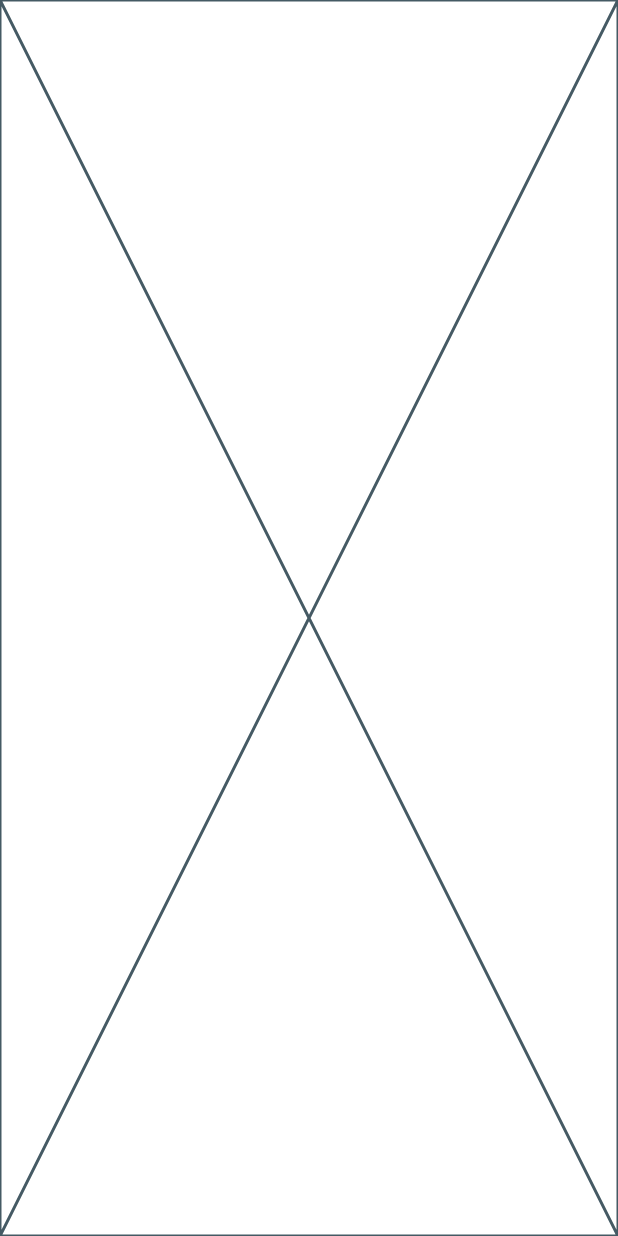
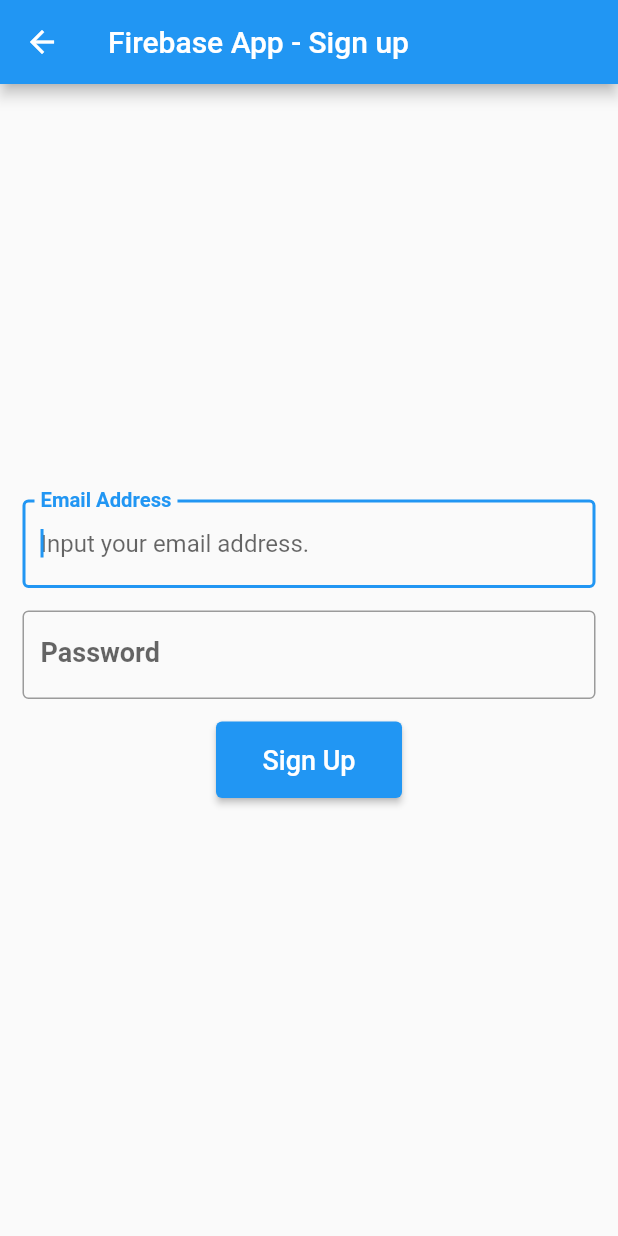
Before and after one commit to StudioZERONE/study_flutter_13_totally03_lec_firebase, a Flutter app: the LoginPage screen opened by its route, after a tap on "Sign Up", on a phone screen of 412 x 824 dp. Run offline on Flutter 3.47's test engine with Material 2 defaults, Android fonts, the phone set to English and light mode, and no system bars; our stand-ins replace firebase_auth, firebase_core; accounts and stored records are empty; generated files the repository leaves out were written again.

```diff
--- a/lib/login.dart
+++ b/lib/login.dart
@@ -16,7 +16,7 @@
   @override
   Widget build(BuildContext context) {
     return Scaffold(
-      appBar: AppBar(title: const Text('Firebase App')),
+      appBar: AppBar(title: const Text('Firebase App - Login')),
       body: Container(
         padding: const EdgeInsets.all(15),
         child: Form(
--- a/lib/signup.dart
+++ b/lib/signup.dart
@@ -1,3 +1,4 @@
+import 'package:firebase_auth/firebase_auth.dart';
 import 'package:flutter/material.dart';
 
 class SignupPage extends StatefulWidget {
@@ -8,8 +9,112 @@
 }
 
 class _SignupPageState extends State<SignupPage> {
+  final _key = GlobalKey<FormState>();
+  final TextEditingController _emailController = TextEditingController();
+  final TextEditingController _pwdController = TextEditingController();
+
   @override
   Widget build(BuildContext context) {
-    return const Placeholder();
+    return Scaffold(
+      appBar: AppBar(title: const Text('Firebase App - Sign up')),
+      body: Container(
+        padding: const EdgeInsets.all(15),
+        child: Center(
+          child: Form(
+            key: _key,
+            child: Column(
+              mainAxisSize: MainAxisSize.min,
+              children: [
+                emailInput(),
+                const SizedBox(height: 15),
+                passwordInput(),
+                const SizedBox(height: 15),
+                submitButton(),
+                const SizedBox(height: 15),
+              ],
+            ),
+          ),
+        ),
+      ),
+    );
+  }
+
+  TextFormField emailInput() {
+    return TextFormField(
+      controller: _emailController,
+      autofocus: true,
+      validator: (value) {
+        if (value!.isEmpty) {
+          return 'The input is empty.';
+        } else {
+          return null;
+        }
+      },
+      decoration: const InputDecoration(
+        border: OutlineInputBorder(),
+        hintText: 'Input your email address.',
+        labelText: 'Email Address',
+        labelStyle: TextStyle(
+          fontSize: 18,
+          fontWeight: FontWeight.bold,
+        ),
+      ),
+    );
+  }
+
+  TextFormField passwordInput() {
+    return TextFormField(
+      controller: _pwdController,
+      obscureText: true,
+      autofocus: true,
+      validator: (value) {
+        if (value!.isEmpty) {
+          return 'The input is empty.';
+        } else {
+          return null;
+        }
+      },
+      decoration: const InputDecoration(
+        border: OutlineInputBorder(),
+        hintText: 'Input your password.',
+        labelText: 'Password',
+        labelStyle: TextStyle(
+          fontSize: 18,
+          fontWeight: FontWeight.bold,
+        ),
+      ),
+    );
+  }
+
+  ElevatedButton submitButton() {
+    return ElevatedButton(
+      onPressed: () async {
+        if (_key.currentState!.validate()) {
+          try {
+            final credential = await FirebaseAuth.instance
+                .createUserWithEmailAndPassword(
+                  email: _emailController.text,
+                  password: _pwdController.text,
+                )
+                .then((_) => Navigator.pushNamed(context, '/'));
+          } on FirebaseAuthException catch (e) {
+            if (e.code == 'weak-password') {
+              print('The password provided is too weak.');
+            } else if (e.code == 'email-already-in-use') {
+              print('The account already exists for that email.');
+            }
+          } catch (e) {
+            print(e.toString());
+          }
+        }
+      },
+      child: Container(
+        padding: const EdgeInsets.all(15),
+        child: const Text(
+          'Sign Up',
+          style: TextStyle(fontSize: 18),
+        ),
+      ),
+    );
   }
 }
```
Also changed, not shown: lib/home.dart (+26 -6 lines).
